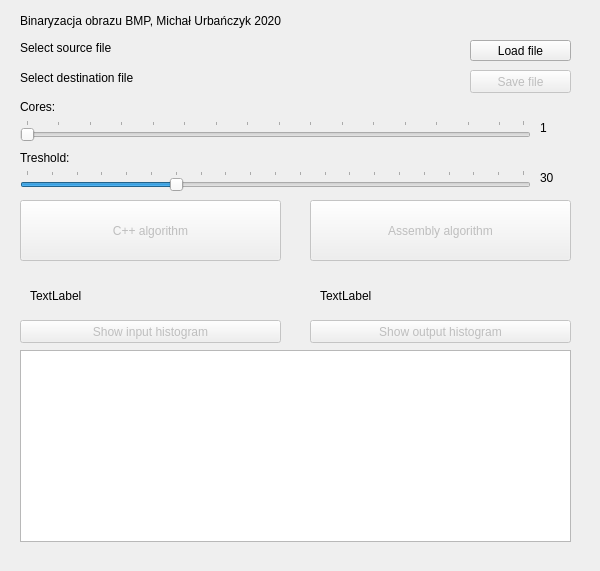
Old version of the form JAProjekt/JAProjekt/JAProjekt.ui in the repository michalpatryk/PolslAssembly.
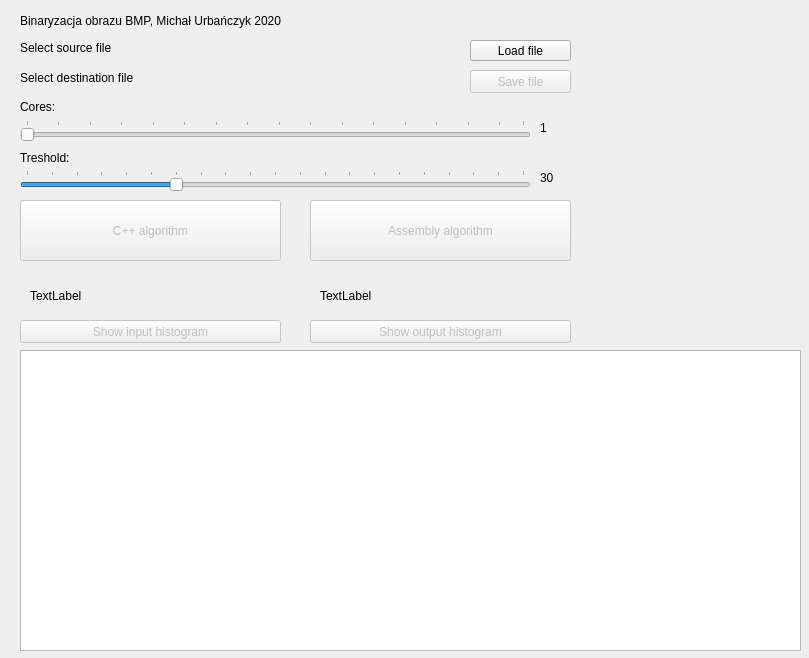
New version of the form. Custom widgets are drawn as their Qt base class.

```diff
--- a/JAProjekt/JAProjekt/JAProjekt.ui
+++ b/JAProjekt/JAProjekt/JAProjekt.ui
@@ -6,8 +6,8 @@
    <rect>
     <x>0</x>
     <y>0</y>
-    <width>600</width>
-    <height>571</height>
+    <width>809</width>
+    <height>658</height>
    </rect>
   </property>
   <property name="windowTitle">
@@ -185,8 +185,8 @@
     <rect>
      <x>20</x>
      <y>350</y>
-     <width>551</width>
-     <height>192</height>
+     <width>781</width>
+     <height>301</height>
     </rect>
    </property>
   </widget>
```
